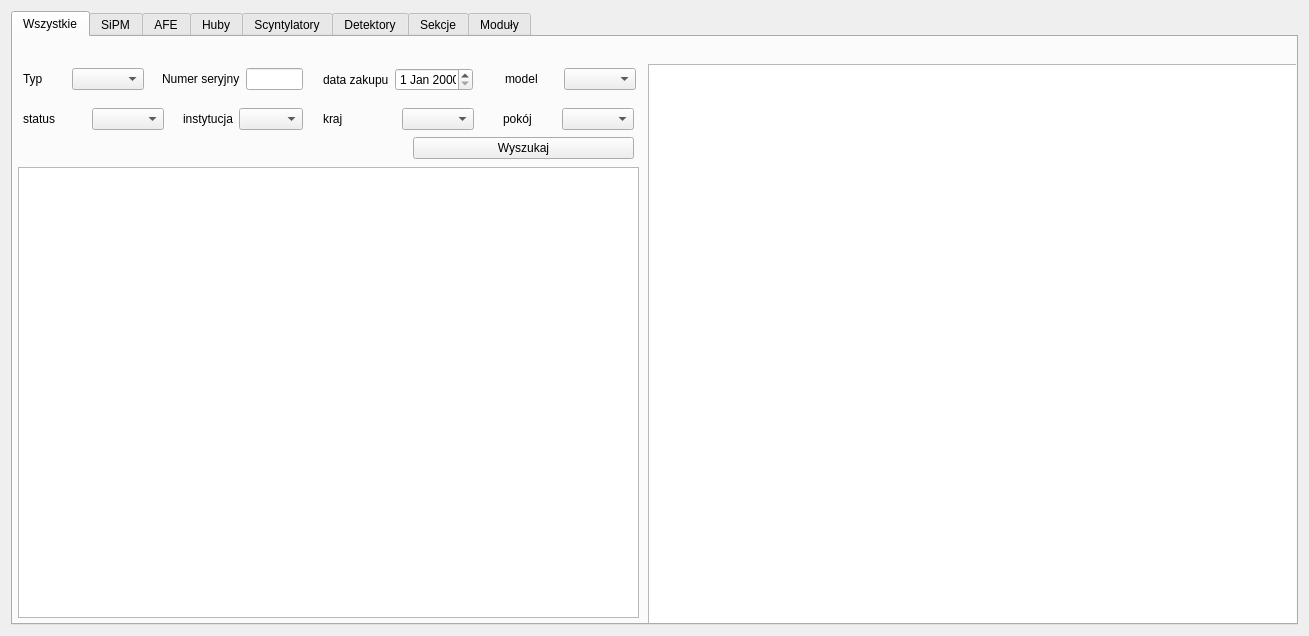
Above: widget.ui from MCORD-PROGRAMMING-TEAM/Qt_database_GUI_prototype before the change. Below: the same form after it.
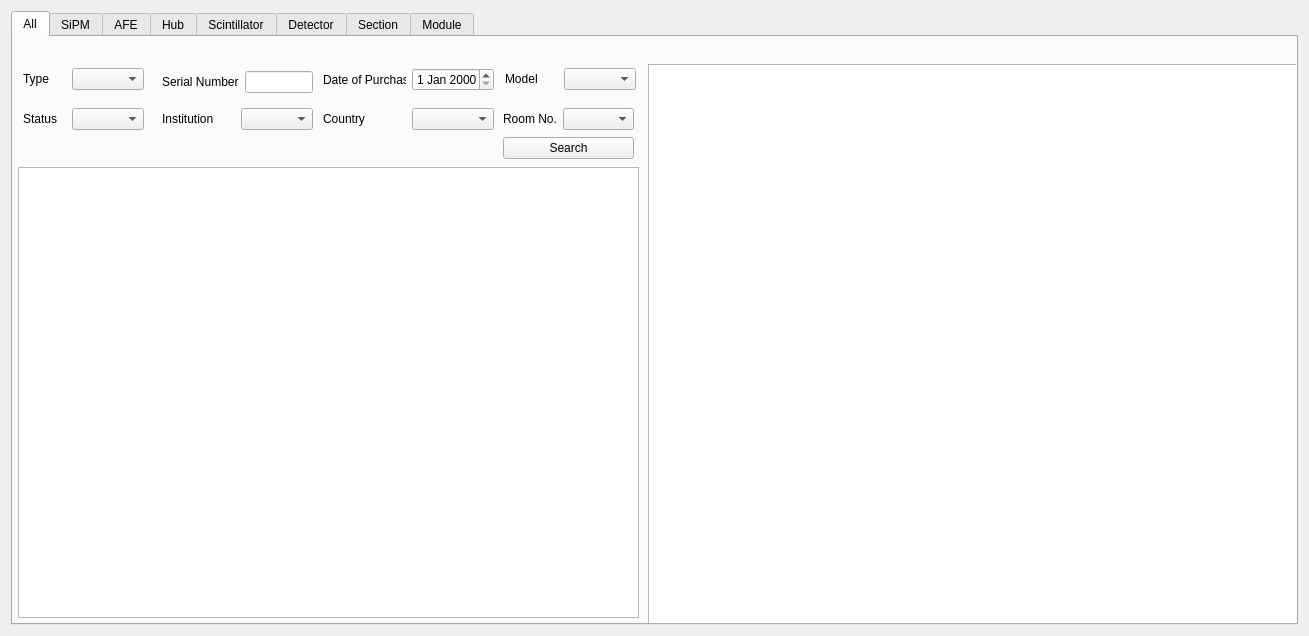
That is the form after the change.

Commit message: The names were translated into English

Patch:
```diff
--- a/widget.ui
+++ b/widget.ui
@@ -10,12 +10,6 @@
     <height>636</height>
    </rect>
   </property>
-  <property name="maximumSize">
-   <size>
-    <width>1309</width>
-    <height>16777215</height>
-   </size>
-  </property>
   <property name="windowTitle">
    <string>Widget</string>
   </property>
@@ -33,7 +27,7 @@
      </property>
      <widget class="QWidget" name="tabAll">
       <attribute name="title">
-       <string>Wszystkie</string>
+       <string>All</string>
       </attribute>
       <widget class="QTextEdit" name="textEdit">
        <property name="geometry">
@@ -50,15 +44,15 @@
         <rect>
          <x>149</x>
          <y>30</y>
-         <width>141</width>
-         <height>24</height>
+         <width>151</width>
+         <height>30</height>
         </rect>
        </property>
        <layout class="QHBoxLayout" name="horizontalLayout_serialNumber">
         <item>
          <widget class="QLabel" name="label_serialNumber">
           <property name="text">
-           <string>Numer seryjny</string>
+           <string>Serial Number</string>
           </property>
          </widget>
         </item>
@@ -72,7 +66,7 @@
         <rect>
          <x>310</x>
          <y>30</y>
-         <width>150</width>
+         <width>171</width>
          <height>25</height>
         </rect>
        </property>
@@ -80,7 +74,7 @@
         <item>
          <widget class="QLabel" name="label_purchaseDate">
           <property name="text">
-           <string>data zakupu</string>
+           <string>Date of Purchase</string>
           </property>
          </widget>
         </item>
@@ -102,7 +96,7 @@
         <item>
          <widget class="QLabel" name="label_model">
           <property name="text">
-           <string>model</string>
+           <string>Model</string>
           </property>
          </widget>
         </item>
@@ -116,7 +110,7 @@
         <rect>
          <x>10</x>
          <y>70</y>
-         <width>141</width>
+         <width>121</width>
          <height>24</height>
         </rect>
        </property>
@@ -124,7 +118,7 @@
         <item>
          <widget class="QLabel" name="label_status">
           <property name="text">
-           <string>status</string>
+           <string>Status</string>
           </property>
          </widget>
         </item>
@@ -138,7 +132,7 @@
         <rect>
          <x>310</x>
          <y>70</y>
-         <width>151</width>
+         <width>171</width>
          <height>24</height>
         </rect>
        </property>
@@ -146,7 +140,7 @@
         <item>
          <widget class="QLabel" name="label_country">
           <property name="text">
-           <string>kraj</string>
+           <string>Country </string>
           </property>
          </widget>
         </item>
@@ -168,7 +162,7 @@
         <item>
          <widget class="QLabel" name="label_type">
           <property name="text">
-           <string>Typ</string>
+           <string>Type </string>
           </property>
          </widget>
         </item>
@@ -180,9 +174,9 @@
       <widget class="QWidget" name="layoutWidget_7">
        <property name="geometry">
         <rect>
-         <x>170</x>
+         <x>149</x>
          <y>70</y>
-         <width>120</width>
+         <width>151</width>
          <height>24</height>
         </rect>
        </property>
@@ -190,7 +184,7 @@
         <item>
          <widget class="QLabel" name="label_institution">
           <property name="text">
-           <string>instytucja</string>
+           <string>Institution</string>
           </property>
          </widget>
         </item>
@@ -212,7 +206,7 @@
         <item>
          <widget class="QLabel" name="label_room">
           <property name="text">
-           <string>pokój</string>
+           <string>Room No.</string>
           </property>
          </widget>
         </item>
@@ -234,14 +228,14 @@
       <widget class="QPushButton" name="pushButton_search">
        <property name="geometry">
         <rect>
-         <x>400</x>
+         <x>490</x>
          <y>100</y>
-         <width>221</width>
+         <width>131</width>
          <height>22</height>
         </rect>
        </property>
        <property name="text">
-        <string>Wyszukaj</string>
+        <string>Search</string>
        </property>
       </widget>
      </widget>
@@ -257,27 +251,27 @@
      </widget>
      <widget class="QWidget" name="tab">
       <attribute name="title">
-       <string>Huby</string>
+       <string>Hub</string>
       </attribute>
      </widget>
      <widget class="QWidget" name="tab_2">
       <attribute name="title">
-       <string>Scyntylatory</string>
+       <string>Scintillator</string>
       </attribute>
      </widget>
      <widget class="QWidget" name="tabDetektory">
       <attribute name="title">
-       <string>Detektory</string>
+       <string>Detector</string>
       </attribute>
      </widget>
      <widget class="QWidget" name="tabSekcje">
       <attribute name="title">
-       <string>Sekcje</string>
+       <string>Section</string>
       </attribute>
      </widget>
      <widget class="QWidget" name="tabModuly">
       <attribute name="title">
-       <string>Moduły</string>
+       <string>Module</string>
       </attribute>
      </widget>
     </widget>
```
Left out of the diff: 14 changed lines with no effect on the pictures. The commit also changes 1 other file.
